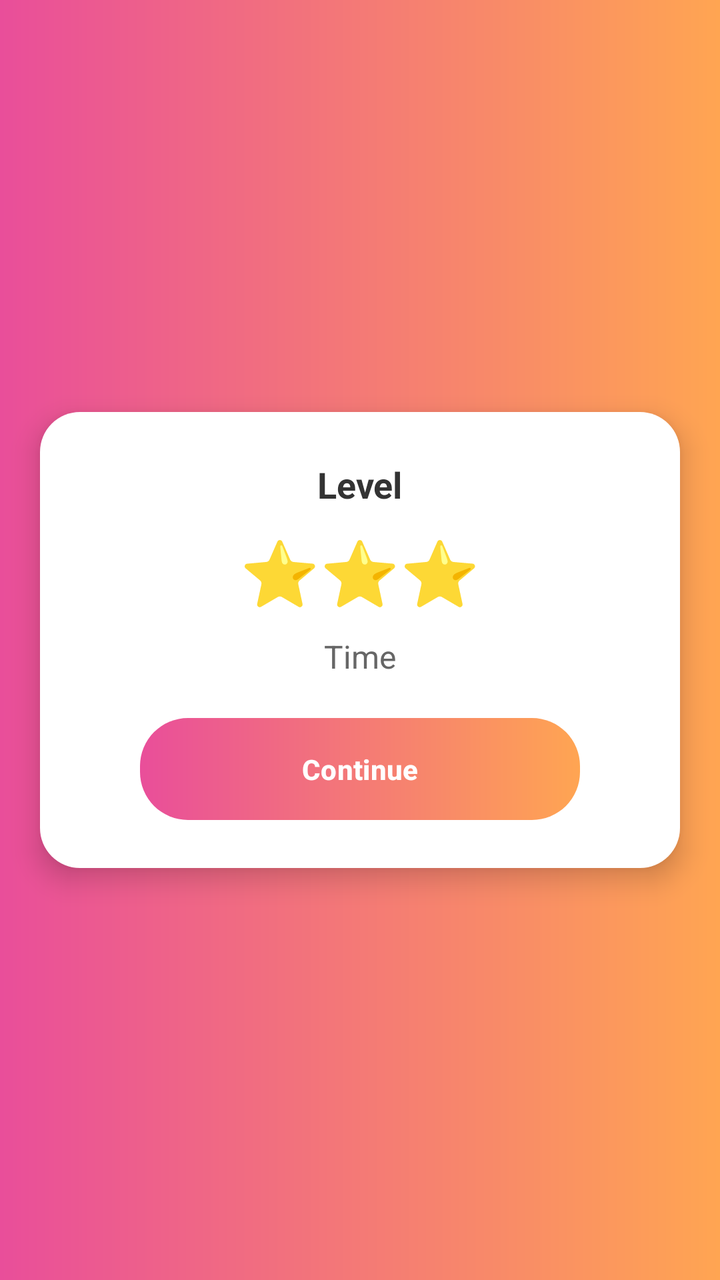
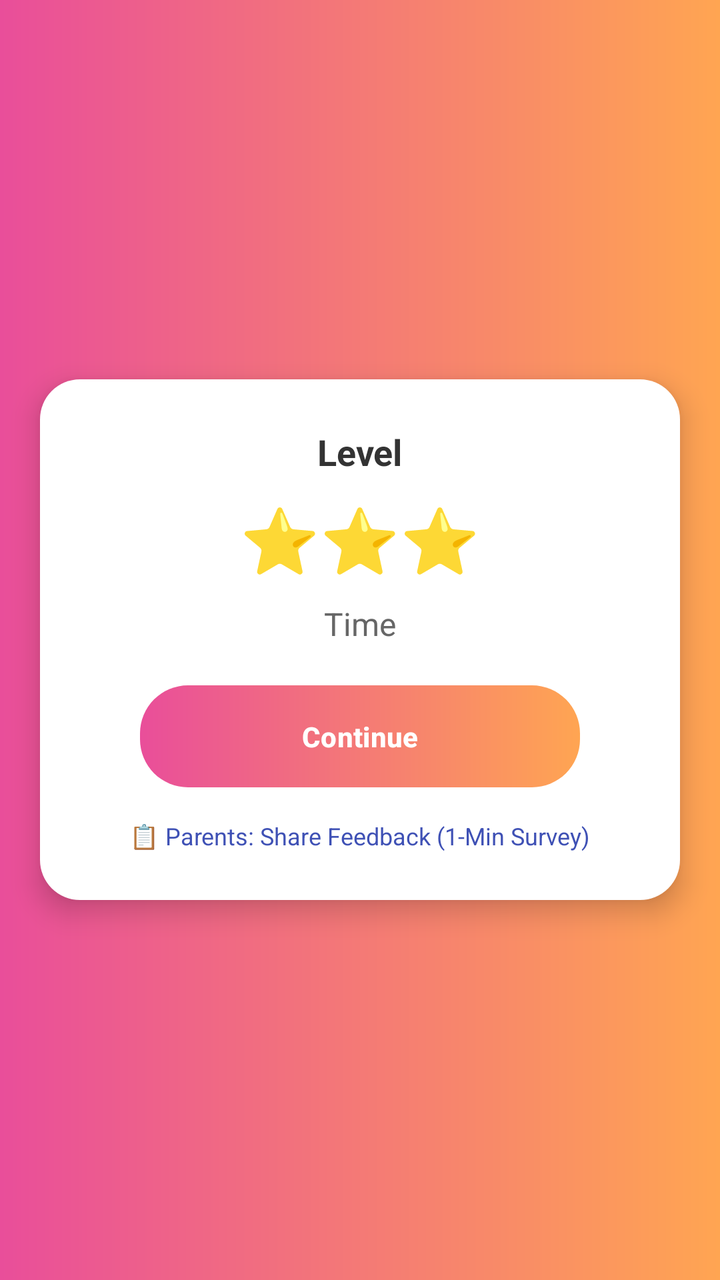

Two renders of the same Android screen: before a commit and after it. Below are the layout's source before the change and the commit's diff.
<!-- AndroidManifest.xml: application theme Theme.BrainBattle -->
<!-- res/layout/activity_result.xml -->
<?xml version="1.0" encoding="utf-8"?>
<LinearLayout xmlns:android="http://schemas.android.com/apk/res/android"
    xmlns:app="http://schemas.android.com/apk/res-auto"
    android:layout_width="match_parent"
    android:layout_height="match_parent"
    android:gravity="center"
    android:orientation="vertical"
    android:background="@drawable/background">

    
    <LinearLayout
        android:layout_width="match_parent"
        android:layout_height="wrap_content"
        android:orientation="vertical"
        android:padding="24dp"
        android:layout_margin="20dp"
        android:gravity="center"
        android:background="@drawable/card_bg"
        android:elevation="8dp">

        
        <TextView
            android:id="@+id/txtLevel"
            android:layout_width="wrap_content"
            android:layout_height="wrap_content"
            android:text="Level"
            android:textSize="18sp"
            android:textColor="#333333"
            android:textStyle="bold"
            android:layout_marginBottom="10dp" />

        
        <TextView
            android:id="@+id/txtStars"
            android:layout_width="wrap_content"
            android:layout_height="wrap_content"
            android:text="⭐⭐⭐"
            android:textSize="32sp"
            android:textColor="#FFC107"
            android:textStyle="bold"
            android:layout_marginBottom="10dp" />

        
        <TextView
            android:id="@+id/txtTime"
            android:layout_width="wrap_content"
            android:layout_height="wrap_content"
            android:text="Time"
            android:textSize="16sp"
            android:textColor="#666666"
            android:layout_marginBottom="20dp" />

        
        <com.google.android.material.button.MaterialButton
            android:id="@+id/btnContinue"
            android:layout_width="220dp"
            android:layout_height="wrap_content"
            android:text="Continue"
            android:textAllCaps="false"
            android:textStyle="bold"
            android:textColor="#FFFFFF"
            android:padding="12dp"
            android:background="@drawable/button_gradient"
            app:backgroundTint="@null" />

    </LinearLayout>

</LinearLayout>
<!-- resources referenced by this layout -->
<resources>
  <!-- drawable background (drawable) -->
  <?xml version="1.0" encoding="utf-8"?>
  <shape xmlns:android="http://schemas.android.com/apk/res/android">
      <gradient
          android:startColor="#E94E9A"
          android:endColor="#FFA552"
          android:angle="0"/>
      <corners android:radius="0dp"/>
  </shape>
  <!-- drawable button_gradient (drawable) -->
  <?xml version="1.0" encoding="utf-8"?>
  <shape xmlns:android="http://schemas.android.com/apk/res/android">
      <gradient
          android:startColor="#E94E9A"
          android:endColor="#FFA552"
          android:angle="0"/>
      <corners android:radius="24dp"/>
  </shape>
  <!-- drawable card_bg (drawable) -->
  <?xml version="1.0" encoding="utf-8"?>
  <shape xmlns:android="http://schemas.android.com/apk/res/android">
      <solid android:color="@color/white"/>
      <corners android:radius="20dp"/>
  </shape>
  <style name="Theme.BrainBattle" parent="Theme.Material3.DayNight.NoActionBar" />
  <color name="white">#FFFFFFFF</color>
</resources>

<!-- the commit's change to res/layout/activity_result.xml (unified diff, before → after) -->
@@ -63,6 +63,17 @@
             android:background="@drawable/button_gradient"
             app:backgroundTint="@null" />
 
+        <TextView
+            android:id="@+id/txtSurveyLink"
+            android:layout_width="wrap_content"
+            android:layout_height="wrap_content"
+            android:text="📋 Parents: Share Feedback (1-Min Survey)"
+            android:textColor="#3f51b5"
+            android:textSize="12sp"
+            android:layout_marginTop="16dp"
+            android:clickable="true"
+            android:focusable="true"/>
+
     </LinearLayout>
 
 </LinearLayout>
